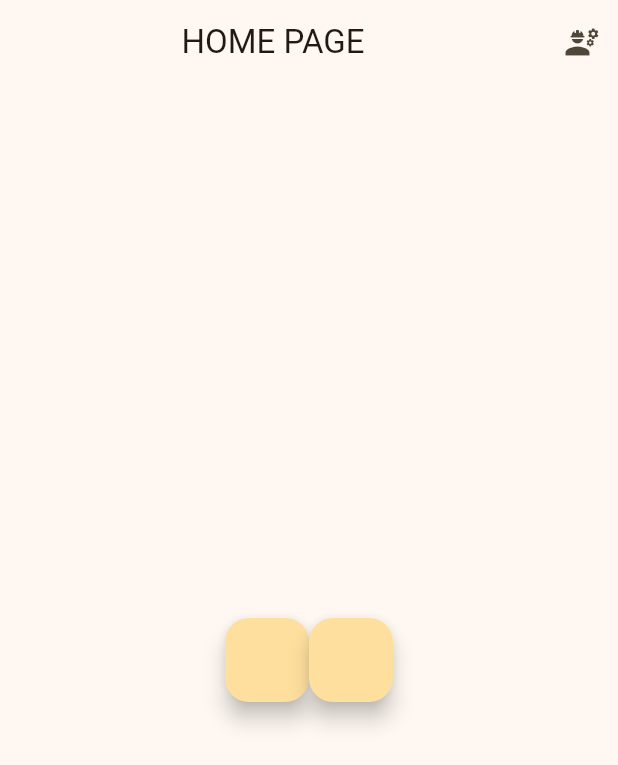
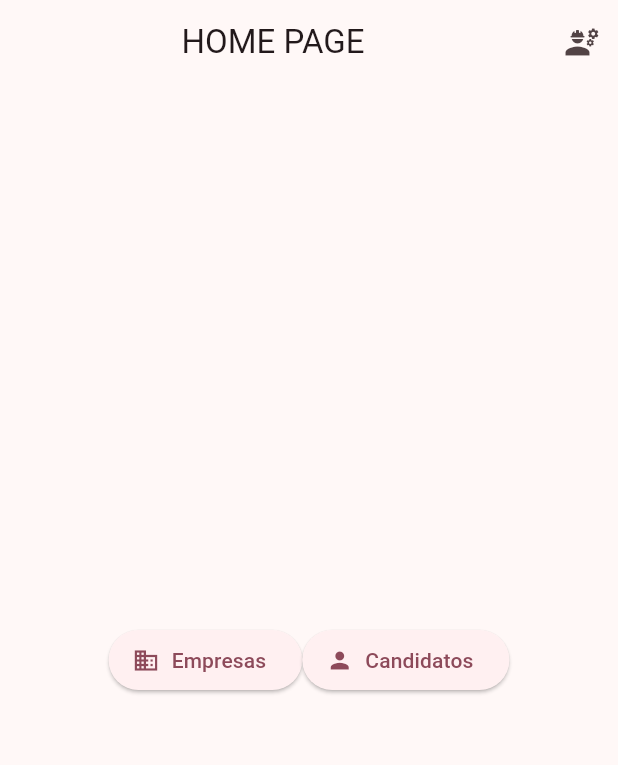
Before and after one commit to lucasjseixas/projdesenvmob, a Flutter app: the screen it shows after launch, on a phone screen of 412 x 824 dp. Shown: the top 765 px of the screen. Run offline on Flutter 3.47's test engine with Material 3 defaults, Android fonts, the light colour scheme and no system bars.

Commit message:
troca de botoes, tela de login, home

```diff
--- /dev/null
+++ b/lib/Pages/LoginPages/empresa_login.dart
@@ -0,0 +1,12 @@
+import 'package:flutter/material.dart';
+
+class EmpresaLoginInfo extends StatelessWidget {
+  const EmpresaLoginInfo ({super.key});
+
+  @override
+  Widget build(BuildContext context) {
+    return Scaffold(
+     appBar: AppBar(title: const Text('PAGINA DE LOGIN DE EMPRESAS'),),
+    );
+  }
+}
--- a/lib/Pages/home_page.dart
+++ b/lib/Pages/home_page.dart
@@ -1,5 +1,6 @@
 import 'package:flutter/material.dart';
-import 'login_page.dart';
+import 'LoginPages/candidato_login.dart';
+import 'LoginPages/empresa_login.dart';
 
 class HomePage extends StatelessWidget {
   const HomePage({super.key});
@@ -25,22 +26,28 @@ class HomePage extends StatelessWidget {
           Row(
             mainAxisAlignment: MainAxisAlignment.center,
             children: [
-                FloatingActionButton(
+              ElevatedButton.icon(
                 onPressed: () {
                   Navigator.push(
                     context,
-                      MaterialPageRoute(builder: (context) => const LoginPage()),
+                    MaterialPageRoute(
+                        builder: (context) => const EmpresaLoginInfo()),
                   );
                 },
+                icon: const Icon(Icons.business),
+                label: const Text('Empresas'),
               ),
-                FloatingActionButton(
+              ElevatedButton.icon(
                 onPressed: () {
                   Navigator.push(
                     context,
-                      MaterialPageRoute(builder: (context) => const LoginPage()),
+                    MaterialPageRoute(
+                        builder: (context) => const CandidatoLoginInfo()),
                   );
                 },
-                ),
+                icon: const Icon(Icons.person),
+                label: const Text('Candidatos'),
+              )
             ],
           ),
         ],
--- a/lib/main.dart
+++ b/lib/main.dart
@@ -12,7 +12,7 @@ class App extends StatelessWidget {
   Widget build(BuildContext context) {
     return MaterialApp(
       debugShowCheckedModeBanner: false,
-      theme: ThemeData(colorSchemeSeed: Colors.amber),
+      theme: ThemeData(colorSchemeSeed: Colors.pinkAccent),
       home: const HomePage(),
     );
   }
```
Also changed, not shown: lib/Pages/LoginPages/candidato_login.dart (added, +67 -0 lines), lib/Pages/login_page.dart (deleted, +0 -21 lines), lib/depreciado/login_page.dart (added, +12 -0 lines), lib/forms.dart (deleted, +0 -14 lines), lib/depreciado/card_inicial.dart (renamed from lib/card_inicial.dart). Lines whose indentation alone changed are shown as unchanged.
